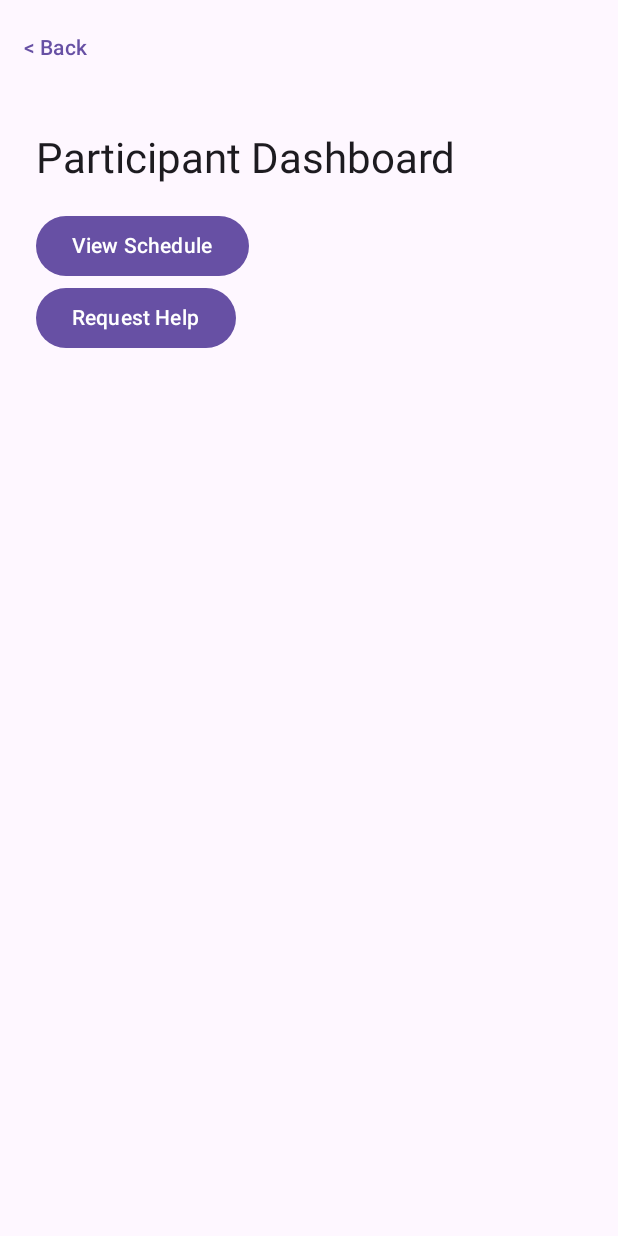
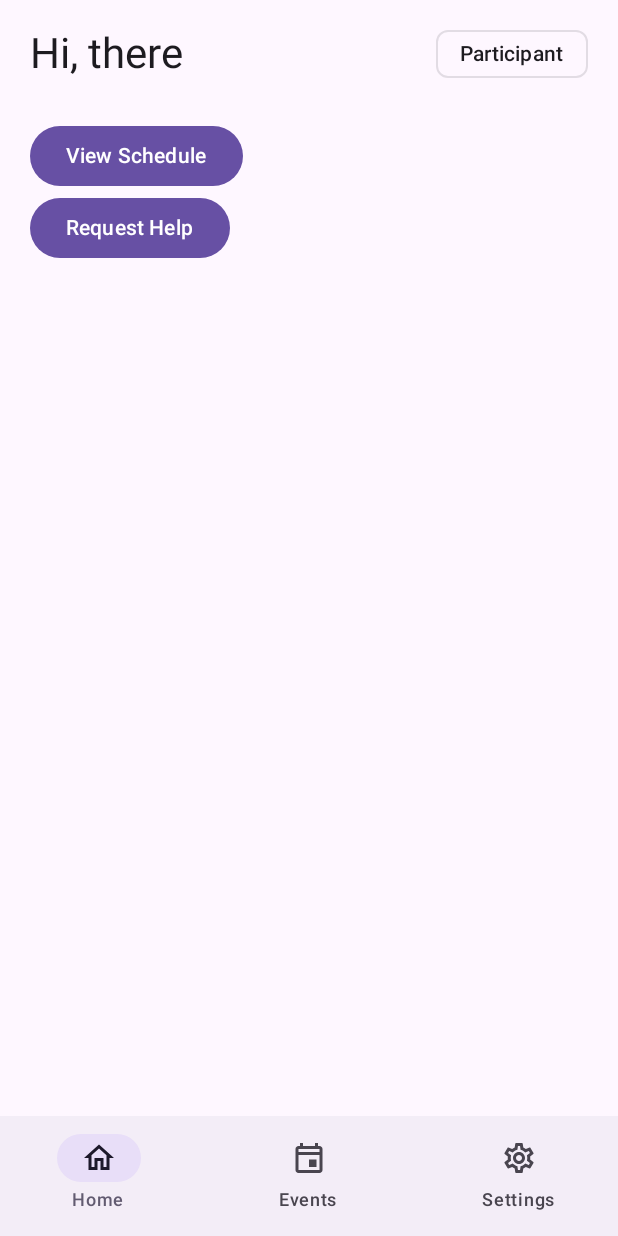
Before and after one commit to Nicole-Xie-HKU/COMP3330_CAFE_G11, an Android app built with Jetpack Compose: the screen it shows after launch (MainActivity), after a tap on "Continue as Guest", on a phone screen of 412 x 824 dp. Run offline under Robolectric (Android 15) with nearby library versions, the phone set to English and light mode, and no system bars; our stand-ins replace Firebase (no records; nobody signed in at launch, a user with empty details on screens opened directly).

Commit message:
Refine UI (logout, navbar, header)

```diff
--- a/app/build.gradle.kts
+++ b/app/build.gradle.kts
@@ -40,6 +40,7 @@ dependencies {
     implementation(platform(libs.androidx.compose.bom))
     implementation(libs.androidx.activity.compose)
     implementation(libs.androidx.compose.material3)
+    implementation("androidx.compose.material:material-icons-extended")
     implementation(libs.androidx.compose.ui)
     implementation(libs.androidx.compose.ui.graphics)
     implementation(libs.androidx.compose.ui.tooling.preview)
--- a/app/src/main/java/com/group11/cafe/navigation/AppNavigation.kt
+++ b/app/src/main/java/com/group11/cafe/navigation/AppNavigation.kt
@@ -46,6 +46,10 @@ import com.group11.cafe.ui.event.SessionDetailsScreen
 import com.group11.cafe.ui.event.SessionListScreen
 import com.group11.cafe.ui.event.ShiftScheduleScreen
 import com.group11.cafe.ui.components.AppBackButton
+import com.group11.cafe.ui.components.AppBottomNavigationBar
+import com.group11.cafe.ui.components.EmptyPage
+import com.group11.cafe.ui.components.SettingsPage
+import com.group11.cafe.ui.organizer.OrganizerMembersPage
 import com.group11.cafe.utils.TimeUtils
 import com.group11.cafe.viewmodel.AttendanceViewModel
 import com.group11.cafe.viewmodel.EventViewModel
@@ -60,10 +64,27 @@ fun AppNavigation() {
     val navController = rememberNavController()
     val currentBackStackEntry by navController.currentBackStackEntryAsState()
     val currentRoute = currentBackStackEntry?.destination?.route
+    val bottomNavigationItems = bottomNavigationItemsFor(currentRoute)
+    val rootRoutes = setOf(
+        Screen.OrganizerDashboard.route,
+        Screen.CrewDashboard.route,
+        Screen.ParticipantDashboard.route,
+        Screen.ParticipantEventsTab.route,
+        Screen.ParticipantSettings.route,
+        Screen.CrewTeam.route,
+        Screen.CrewSettings.route,
+        Screen.OrganizerMembers.route,
+        Screen.OrganizerSettings.route
+    )
 
     Scaffold(
         topBar = {
-            if (currentRoute != null && currentRoute != Screen.Login.route) {
+            if (
+                currentRoute != null &&
+                currentRoute != Screen.Login.route &&
+                currentRoute != Screen.Dashboard.route &&
+                currentRoute !in rootRoutes
+            ) {
                 TopAppBar(
                     title = {},
                     navigationIcon = {
@@ -72,6 +93,25 @@ fun AppNavigation() {
                                 navController.popBackStack()
                             }
                         )
+                    }
+                )
+            }
+        },
+        bottomBar = {
+            if (bottomNavigationItems != null) {
+                AppBottomNavigationBar(
+                    items = bottomNavigationItems,
+                    currentRoute = currentRoute,
+                    onItemClick = { destinationRoute ->
+                        if (destinationRoute != currentRoute) {
+                            navController.navigate(destinationRoute) {
+                                popUpTo(bottomNavigationItems.first().route) {
+                                    saveState = true
+                                }
+                                launchSingleTop = true
+                                restoreState = true
+                            }
+                        }
                     }
                 )
             }
@@ -216,6 +256,42 @@ fun AppNavigation() {
             ParticipantDashboard(
                 onViewScheduleClick = {
                     navController.navigate(Screen.ParticipantEventList.route)
+                }
+            )
+        }
+
+        composable(Screen.ParticipantEventsTab.route) {
+            EmptyPage("Events")
+        }
+
+        composable(Screen.ParticipantSettings.route) {
+            SettingsPage(
+                onLogoutClick = {
+                    logout(navController)
+                }
+            )
+        }
+
+        composable(Screen.CrewTeam.route) {
+            EmptyPage("Team")
+        }
+
+        composable(Screen.CrewSettings.route) {
+            SettingsPage(
+                onLogoutClick = {
+                    logout(navController)
+                }
+            )
+        }
+
+        composable(Screen.OrganizerMembers.route) {
+            OrganizerMembersPage()
+        }
+
+        composable(Screen.OrganizerSettings.route) {
+            SettingsPage(
+                onLogoutClick = {
+                    logout(navController)
                 }
             )
         }
@@ -725,7 +801,7 @@ fun AppNavigation() {
                         isLoading = isLoading,
                         onShift15 = {
                             isLoading = true
-                            shiftFollowingSessions(
+                                shiftFollowingSessions(
                                 sessionViewModel,
                                 session,
                                 15,
@@ -759,6 +835,17 @@ fun AppNavigation() {
 }
 }
 
+private fun logout(
+    navController: androidx.navigation.NavController
+) {
+    FirebaseAuth.getInstance().signOut()
+    navController.navigate(Screen.Login.route) {
+        popUpTo(navController.graph.id) {
+            inclusive = true
+        }
+    }
+}
+
 private fun shiftFollowingSessions(
     sessionViewModel: SessionViewModel,
     startingSession: Session,
--- /dev/null
+++ b/app/src/main/java/com/group11/cafe/navigation/BottomNavigationItems.kt
@@ -0,0 +1,77 @@
+package com.group11.cafe.navigation
+
+import androidx.compose.material.icons.Icons
+import androidx.compose.material.icons.outlined.Event
+import androidx.compose.material.icons.outlined.Groups
+import androidx.compose.material.icons.outlined.Home
+import androidx.compose.material.icons.outlined.Settings
+import androidx.compose.ui.graphics.vector.ImageVector
+
+data class BottomNavigationItem(
+    val label: String,
+    val route: String,
+    val icon: ImageVector
+)
+
+val participantNavigationItems = listOf(
+    BottomNavigationItem(
+        label = "Home",
+        route = Screen.ParticipantDashboard.route,
+        icon = Icons.Outlined.Home
+    ),
+    BottomNavigationItem(
+        label = "Events",
+        route = Screen.ParticipantEventsTab.route,
+        icon = Icons.Outlined.Event
+    ),
+    BottomNavigationItem(
+        label = "Settings",
+        route = Screen.ParticipantSettings.route,
+        icon = Icons.Outlined.Settings
+    )
+)
+
+val crewNavigationItems = listOf(
+    BottomNavigationItem(
+        label = "Home",
+        route = Screen.CrewDashboard.route,
+        icon = Icons.Outlined.Home
+    ),
+    BottomNavigationItem(
+        label = "Team",
+        route = Screen.CrewTeam.route,
+        icon = Icons.Outlined.Groups
+    ),
+    BottomNavigationItem(
+        label = "Settings",
+        route = Screen.CrewSettings.route,
+        icon = Icons.Outlined.Settings
+    )
+)
+
+val organizerNavigationItems = listOf(
+    BottomNavigationItem(
+        label = "Home",
+        route = Screen.OrganizerDashboard.route,
+        icon = Icons.Outlined.Home
+    ),
+    BottomNavigationItem(
+        label = "Members",
+        route = Screen.OrganizerMembers.route,
+        icon = Icons.Outlined.Groups
+    ),
+    BottomNavigationItem(
+        label = "Settings",
+        route = Screen.OrganizerSettings.route,
+        icon = Icons.Outlined.Settings
+    )
+)
+
+fun bottomNavigationItemsFor(route: String?): List<BottomNavigationItem>? {
+    return when (route) {
+        in participantNavigationItems.map { it.route } -> participantNavigationItems
+        in crewNavigationItems.map { it.route } -> crewNavigationItems
+        in organizerNavigationItems.map { it.route } -> organizerNavigationItems
+        else -> null
+    }
+}
--- a/app/src/main/java/com/group11/cafe/navigation/Screen.kt
+++ b/app/src/main/java/com/group11/cafe/navigation/Screen.kt
@@ -16,6 +16,24 @@ sealed class Screen(val route: String) {
 
     object ParticipantDashboard :
         Screen("participant_dashboard")
+
+    object ParticipantEventsTab :
+        Screen("participant_events_tab")
+
+    object ParticipantSettings :
+        Screen("participant_settings")
+
+    object CrewTeam :
+        Screen("crew_team")
+
+    object CrewSettings :
+        Screen("crew_settings")
+
+    object OrganizerMembers :
+        Screen("organizer_members")
+
+    object OrganizerSettings :
+        Screen("organizer_settings")
 
     object CreateEvent :
         Screen("create_event")
--- /dev/null
+++ b/app/src/main/java/com/group11/cafe/ui/components/AppBottomNavigationBar.kt
@@ -0,0 +1,35 @@
+package com.group11.cafe.ui.components
+
+import androidx.compose.material3.Icon
+import androidx.compose.material3.NavigationBar
+import androidx.compose.material3.NavigationBarItem
+import androidx.compose.material3.Text
+import androidx.compose.runtime.Composable
+import com.group11.cafe.navigation.BottomNavigationItem
+
+@Composable
+fun AppBottomNavigationBar(
+    items: List<BottomNavigationItem>,
+    currentRoute: String?,
+    onItemClick: (String) -> Unit
+) {
+    NavigationBar {
+        items.forEach { item ->
+            NavigationBarItem(
+                selected = currentRoute == item.route,
+                onClick = {
+                    onItemClick(item.route)
+                },
+                icon = {
+                    Icon(
+                        imageVector = item.icon,
+                        contentDescription = item.label
+                    )
+                },
+                label = {
+                    Text(item.label)
+                }
+            )
+        }
+    }
+}
--- /dev/null
+++ b/app/src/main/java/com/group11/cafe/ui/components/DashboardHeader.kt
@@ -0,0 +1,82 @@
+package com.group11.cafe.ui.components
+
+import androidx.compose.foundation.layout.Arrangement
+import androidx.compose.foundation.layout.Column
+import androidx.compose.foundation.layout.Row
+import androidx.compose.foundation.layout.fillMaxWidth
+import androidx.compose.material3.MaterialTheme
+import androidx.compose.material3.SuggestionChip
+import androidx.compose.material3.Text
+import androidx.compose.runtime.Composable
+import androidx.compose.runtime.LaunchedEffect
+import androidx.compose.runtime.getValue
+import androidx.compose.runtime.mutableStateOf
+import androidx.compose.runtime.remember
+import androidx.compose.runtime.setValue
+import androidx.compose.ui.Alignment
+import androidx.compose.ui.Modifier
+import androidx.lifecycle.viewmodel.compose.viewModel
+import com.google.firebase.auth.FirebaseAuth
+import com.group11.cafe.viewmodel.DashboardViewModel
+
+@Composable
+fun DashboardHeader(
+    fallbackRole: String
+) {
+    val dashboardViewModel: DashboardViewModel = viewModel()
+    var name by remember { mutableStateOf("there") }
+    var role by remember { mutableStateOf(fallbackRole) }
+    var profileError by remember { mutableStateOf<String?>(null) }
+
+    LaunchedEffect(Unit) {
+        if (FirebaseAuth.getInstance().currentUser == null) {
+            return@LaunchedEffect
+        }
+
+        dashboardViewModel.loadCurrentUser(
+            onSuccess = { user ->
+                if (user.name.isNotBlank()) {
+                    name = user.name
+                }
+                if (user.role.isNotBlank()) {
+                    role = user.role
+                }
+            },
+            onFailure = {
+                profileError = it.message ?: "Profile unavailable."
+            }
+        )
+    }
+
+    Column {
+        Row(
+            modifier = Modifier.fillMaxWidth(),
+            horizontalArrangement = Arrangement.SpaceBetween,
+            verticalAlignment = Alignment.CenterVertically
+        ) {
+            Text(
+                text = "Hi, $name",
+                style = MaterialTheme.typography.headlineMedium
+            )
+
+            SuggestionChip(
+                onClick = {},
+                enabled = false,
+                label = {
+                    Text(
+                        text = role,
+                        color = MaterialTheme.colorScheme.onSurface
+                    )
+                }
+            )
+        }
+
+        if (profileError != null) {
+            Text(
+                text = profileError ?: "",
+                color = MaterialTheme.colorScheme.error,
+                style = MaterialTheme.typography.bodySmall
+            )
+        }
+    }
+}
--- a/app/src/main/java/com/group11/cafe/ui/dashboard/ParticipantDashboard.kt
+++ b/app/src/main/java/com/group11/cafe/ui/dashboard/ParticipantDashboard.kt
@@ -5,6 +5,7 @@ import androidx.compose.material3.*
 import androidx.compose.runtime.Composable
 import androidx.compose.ui.Modifier
 import androidx.compose.ui.unit.dp
+import com.group11.cafe.ui.components.DashboardHeader
 
 @Composable
 fun ParticipantDashboard(
@@ -14,15 +15,17 @@ fun ParticipantDashboard(
     Column(
         modifier = Modifier
             .fillMaxSize()
-            .padding(24.dp)
+            .padding(
+                horizontal = 20.dp,
+                vertical = 12.dp
+            )
     ) {
 
-        Text(
-            "Participant Dashboard",
-            style = MaterialTheme.typography.headlineMedium
+        DashboardHeader(
+            fallbackRole = "Participant"
         )
 
-        Spacer(modifier = Modifier.height(16.dp))
+        Spacer(modifier = Modifier.height(20.dp))
 
         Button(onClick = onViewScheduleClick) {
             Text("View Schedule")
```
Also changed, not shown: app/src/main/java/com/group11/cafe/data/repository/UserRepository.kt (+30 -0 lines), app/src/main/java/com/group11/cafe/ui/components/AppLogoutButton.kt (added, +14 -0 lines), app/src/main/java/com/group11/cafe/ui/components/EmptyPage.kt (added, +26 -0 lines), app/src/main/java/com/group11/cafe/ui/components/SettingsPage.kt (added, +34 -0 lines), app/src/main/java/com/group11/cafe/ui/dashboard/CrewDashboard.kt (+8 -5 lines), app/src/main/java/com/group11/cafe/ui/dashboard/OrganiserDashboard.kt (+8 -9 lines), app/src/main/java/com/group11/cafe/ui/organizer/OrganizerMembersPage.kt (added, +33 -0 lines), app/src/main/java/com/group11/cafe/viewmodel/DashboardViewModel.kt (+11 -0 lines).
